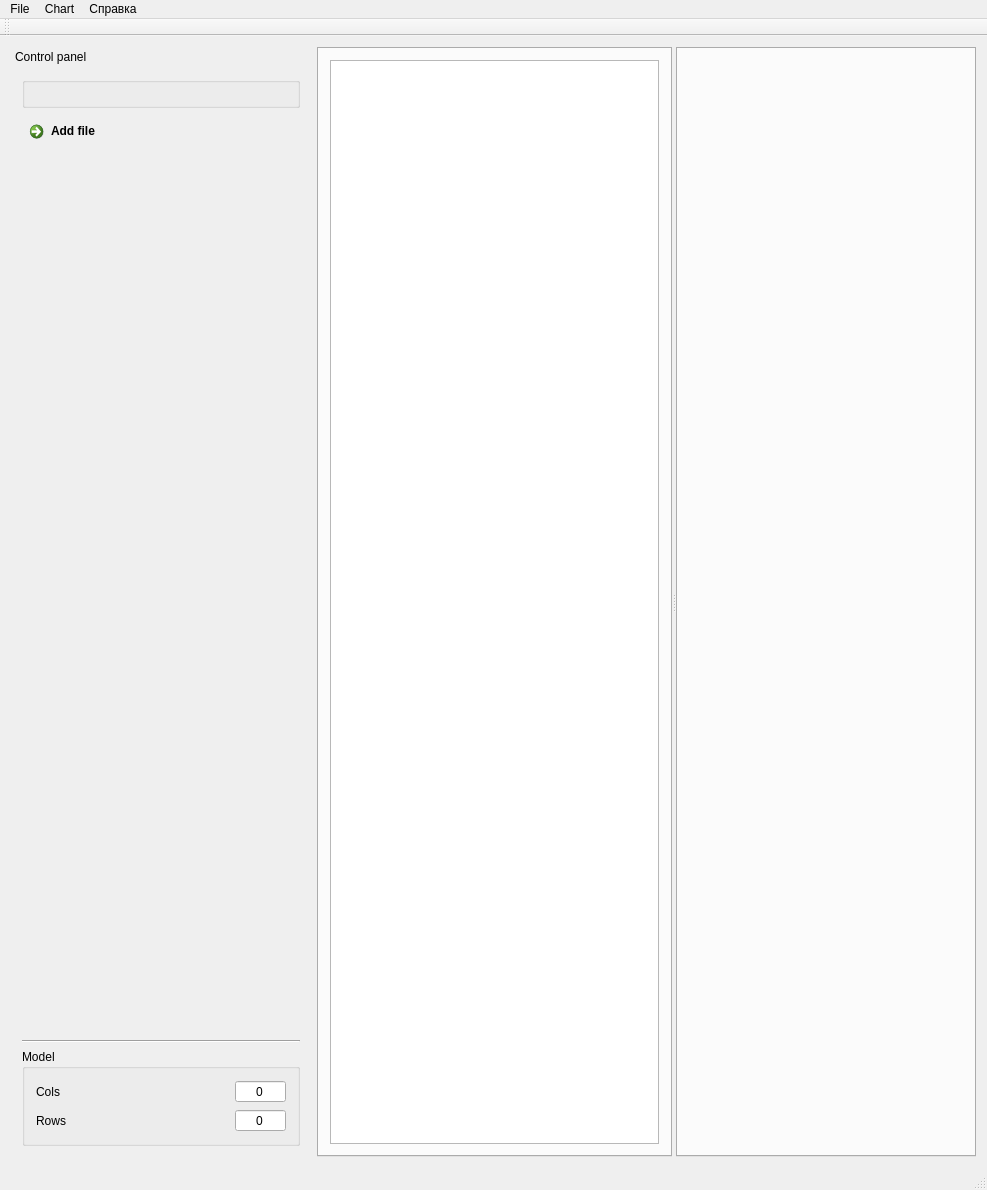
Qt form mainwindow.ui (gurmaaan/ParamsViewer) before a commit.
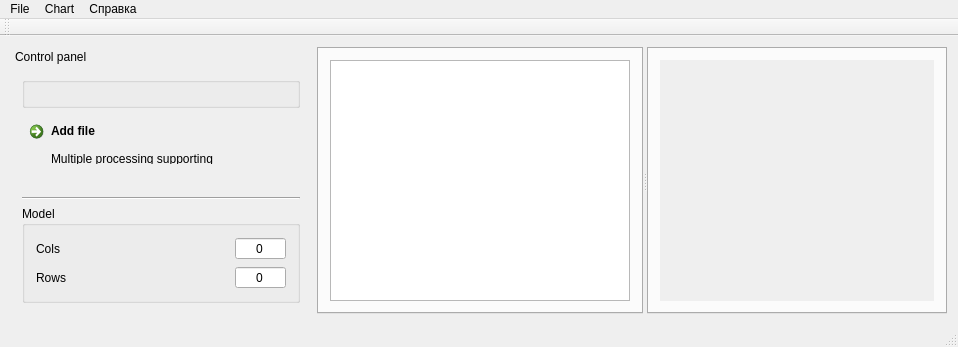
The same form after that commit. Icons and pictures are not drawn. Custom widgets are drawn as their Qt base class.

```diff
--- a/mainwindow.ui
+++ b/mainwindow.ui
@@ -6,8 +6,8 @@
    <rect>
     <x>0</x>
     <y>0</y>
-    <width>987</width>
-    <height>1190</height>
+    <width>953</width>
+    <height>347</height>
    </rect>
   </property>
   <property name="windowTitle">
@@ -30,7 +30,7 @@
       <property name="minimumSize">
        <size>
         <width>300</width>
-        <height>1104</height>
+        <height>231</height>
        </size>
       </property>
       <property name="features">
@@ -72,6 +72,12 @@
             <verstretch>0</verstretch>
            </sizepolicy>
           </property>
+          <property name="minimumSize">
+           <size>
+            <width>0</width>
+            <height>60</height>
+           </size>
+          </property>
           <property name="text">
            <string>Add file</string>
           </property>
@@ -116,6 +122,12 @@
         </item>
         <item>
          <widget class="QGroupBox" name="groupBox">
+          <property name="sizePolicy">
+           <sizepolicy hsizetype="Preferred" vsizetype="Maximum">
+            <horstretch>0</horstretch>
+            <verstretch>0</verstretch>
+           </sizepolicy>
+          </property>
           <property name="title">
            <string>Model</string>
           </property>
@@ -325,7 +337,11 @@
         </attribute>
         <layout class="QVBoxLayout" name="verticalLayout_5">
          <item>
-          <widget class="ChartWidget" name="widget" native="true"/>
+          <widget class="ChartWidget" name="chartWidget" native="true">
+           <property name="autoFillBackground">
+            <bool>true</bool>
+           </property>
+          </widget>
          </item>
         </layout>
        </widget>
@@ -339,8 +355,8 @@
     <rect>
      <x>0</x>
      <y>0</y>
-     <width>987</width>
-     <height>22</height>
+     <width>953</width>
+     <height>21</height>
     </rect>
    </property>
    <widget class="QMenu" name="menuChart">
```
Left out of the diff: 3 changed lines with no effect on the pictures.
